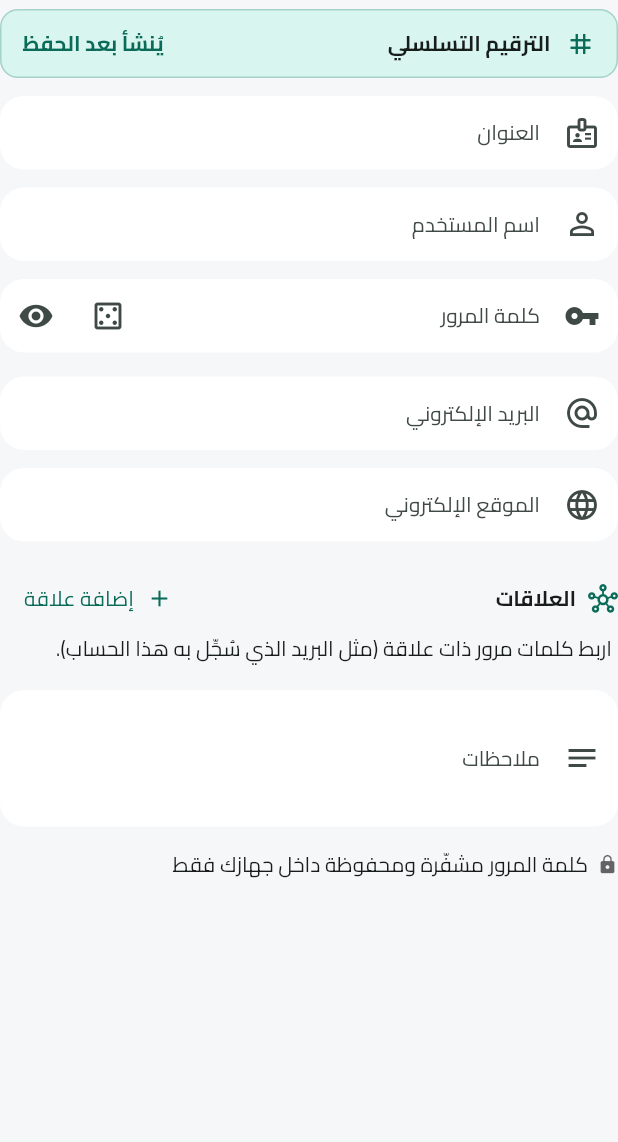
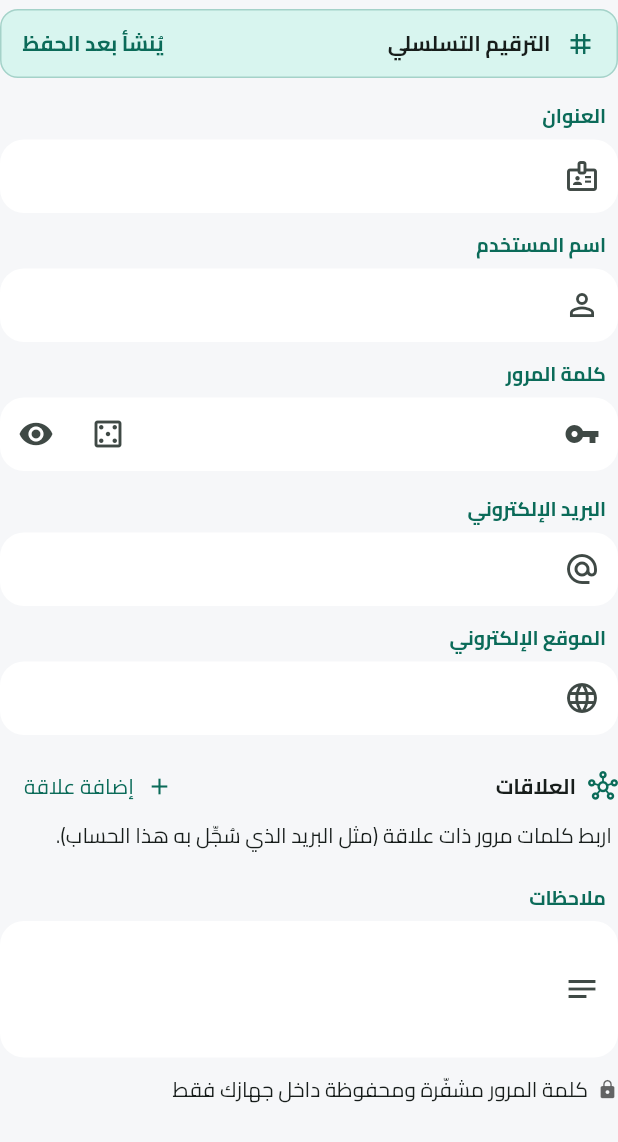
Before and after one commit to alaoufi/Note_only, a Flutter app: the PasswordForm widget shown alone on an empty page, opened directly with empty values, on a phone screen of 412 x 824 dp. Shown: the top 1142 px of the screen. Run offline on Flutter 3.47's test engine with Material 3 defaults, Android fonts, the phone set to English and light mode, and no system bars; drawn by our look-alikes of dynamic_color; our stand-ins replace audioplayers, device_info_plus, file_picker, flutter_colorpicker, flutter_local_notifications, flutter_secure_storage and 13 more; missing offline and left inert: android_id, cryptography, encrypt, extension_google_sign_in_as_googleapis_auth, flutter_quill, googleapis and 2 more; accounts and stored records are empty; project files that could hold a hidden picture were left out.

Commit message:
fix: tidy password form layout + confirm before deleting a relation
- fields now use a clear label-above layout instead of floating labels
  that overlapped the white field cards on the light background.
- relations are shown as clean tappable rows (open / remove) instead of
  cramped chips whose number badge overlapped the title.
- removing a relation now asks for confirmation (no accidental deletes).
  (Deleting a password note already confirms via the note actions.)

Bumps version to 1.3.5+24.

Co-Authored-By: Claude Opus 4.8 <noreply@anthropic.com>
Claude-Session: https://claude.ai/code/session_01YUmFMdFAgBYxV54PsvaY2c

```diff
--- a/lib/features/editor/password_form.dart
+++ b/lib/features/editor/password_form.dart
@@ -223,17 +223,30 @@ class _PasswordFormState extends State<PasswordForm> {
     );
   }
 
+  /// عنوان صغير فوق الحقل (بدل العنوان العائم الذي كان يتداخل مع حافة البطاقة).
+  Widget _label(String text) => Padding(
+        padding: const EdgeInsets.only(right: 8, bottom: 6),
+        child: Text(text,
+            style: TextStyle(
+                fontWeight: FontWeight.w700,
+                fontSize: 13,
+                color: Theme.of(context).colorScheme.primary)),
+      );
+
   Widget _field(String label, TextEditingController ctrl, IconData icon,
       {int maxLines = 1, TextInputType? keyboard}) {
     return Padding(
-      padding: const EdgeInsets.symmetric(vertical: 6),
-      child: TextField(
+      padding: const EdgeInsets.only(top: 10, bottom: 2),
+      child: Column(
+        crossAxisAlignment: CrossAxisAlignment.start,
+        children: [
+          _label(label),
+          TextField(
             controller: ctrl,
             maxLines: maxLines,
             keyboardType: keyboard,
             onChanged: (_) => _emit(),
             decoration: InputDecoration(
-          labelText: label,
               prefixIcon: Icon(icon),
               // زرّ النسخ يظهر فقط حين يحتوي الحقل على نصّ (لا نسخ لحقل فارغ).
               suffixIcon: ValueListenableBuilder<TextEditingValue>(
@@ -248,13 +261,19 @@ class _PasswordFormState extends State<PasswordForm> {
               ),
             ),
           ),
+        ],
+      ),
     );
   }
 
   Widget _passwordField(S s) {
     return Padding(
-      padding: const EdgeInsets.symmetric(vertical: 6),
-      child: TextField(
+      padding: const EdgeInsets.only(top: 10, bottom: 2),
+      child: Column(
+        crossAxisAlignment: CrossAxisAlignment.start,
+        children: [
+          _label(s.t('pw_password')),
+          TextField(
             controller: _password,
             obscureText: _obscure,
             onChanged: (_) {
@@ -262,7 +281,6 @@ class _PasswordFormState extends State<PasswordForm> {
               _emit();
             },
             decoration: InputDecoration(
-          labelText: s.t('pw_password'),
               prefixIcon: const Icon(Icons.vpn_key),
               suffixIcon: Row(
             mainAxisSize: MainAxisSize.min,
@@ -286,6 +304,8 @@ class _PasswordFormState extends State<PasswordForm> {
                 ],
               ),
             ),
+          ),
+        ],
       ),
     );
   }
@@ -356,32 +376,82 @@ class _PasswordFormState extends State<PasswordForm> {
               ),
             )
           else
-            Wrap(
-              spacing: 8,
-              runSpacing: 4,
+            for (final id in _relations)
+              Padding(
+                padding: const EdgeInsets.only(top: 6),
+                child: Material(
+                  color: scheme.primaryContainer.withOpacity(0.30),
+                  borderRadius: BorderRadius.circular(12),
+                  child: InkWell(
+                    borderRadius: BorderRadius.circular(12),
+                    onTap: widget.onOpenRelation == null
+                        ? null
+                        : () => widget.onOpenRelation!(id),
+                    child: Padding(
+                      padding:
+                          const EdgeInsets.symmetric(horizontal: 10, vertical: 8),
+                      child: Row(
                         children: [
-                for (final id in _relations)
-                  InputChip(
-                    avatar: CircleAvatar(
+                          CircleAvatar(
+                            radius: 16,
                             backgroundColor: scheme.primary,
                             child: Text('#$id',
                                 style: const TextStyle(
-                              fontSize: 9, color: Colors.white)),
+                                    fontSize: 10, color: Colors.white)),
                           ),
-                    label: Text(_titleById[id] ?? 'كلمة مرور #$id'),
-                    onPressed: widget.onOpenRelation == null
-                        ? null
-                        : () => widget.onOpenRelation!(id),
-                    onDeleted: () => setState(() {
-                      _relations.remove(id);
-                      _emit();
-                    }),
+                          const SizedBox(width: 10),
+                          Expanded(
+                            child: Text(_titleById[id] ?? 'كلمة مرور #$id',
+                                maxLines: 1,
+                                overflow: TextOverflow.ellipsis,
+                                style: const TextStyle(
+                                    fontWeight: FontWeight.w600)),
+                          ),
+                          if (widget.onOpenRelation != null)
+                            Icon(Icons.open_in_new,
+                                size: 18, color: scheme.primary),
+                          IconButton(
+                            tooltip: 'حذف العلاقة',
+                            visualDensity: VisualDensity.compact,
+                            icon: Icon(Icons.close, color: scheme.error),
+                            onPressed: () => _removeRelation(id),
                           ),
                         ],
+                      ),
+                    ),
+                  ),
+                ),
               ),
         ],
       ),
     );
+  }
+
+  /// حذف علاقة برسالة تأكيد (كي لا تُحذف بلمسة عابرة).
+  Future<void> _removeRelation(int id) async {
+    final title = _titleById[id] ?? 'كلمة مرور #$id';
+    final ok = await showDialog<bool>(
+      context: context,
+      builder: (ctx) => AlertDialog(
+        icon: const Icon(Icons.link_off),
+        title: const Text('حذف العلاقة؟'),
+        content: Text('إزالة الربط مع «$title». يمكنك إعادة إضافته لاحقًا.'),
+        actions: [
+          TextButton(
+              onPressed: () => Navigator.pop(ctx, false),
+              child: const Text('إلغاء')),
+          FilledButton(
+              onPressed: () => Navigator.pop(ctx, true),
+              child: const Text('حذف')),
+        ],
+      ),
+    );
+    if (ok == true) {
+      setState(() {
+        _relations.remove(id);
+        _emit();
+      });
+    }
   }
 
   Future<void> _pickRelation() async {
--- a/pubspec.yaml
+++ b/pubspec.yaml
@@ -1,7 +1,7 @@
 name: mudhakkarati
 description: "ملاحظات - تطبيق ملاحظات منبثق عن مذكراتي (مستقل للتطوير)."
 publish_to: 'none'
-version: 1.3.4+23
+version: 1.3.5+24
 
 environment:
   sdk: '>=3.4.0 <4.0.0'
```
Lines whose indentation alone changed are shown as unchanged.
